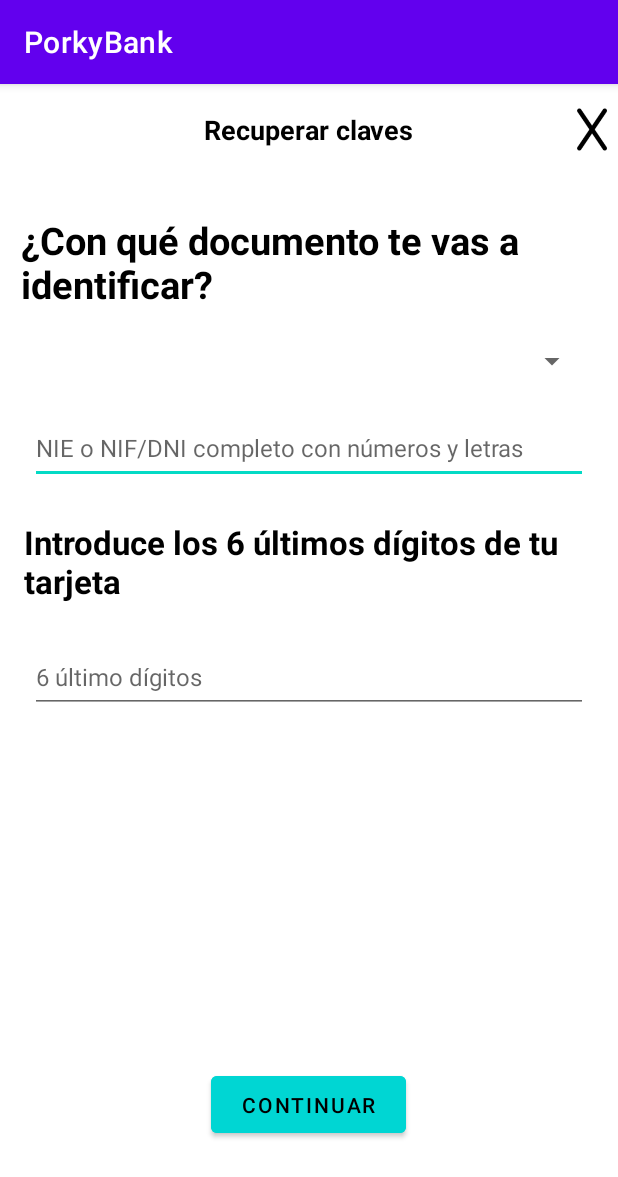
After one commit to dap1013/PorkyBank, an Android app: the recuperarDNI screen opened directly, with no data from a screen before it, on a phone screen of 412 x 824 dp. The commit adds this screen. Shown: the top 1177 px of the screen. Run offline under Robolectric (Android 15) with nearby library versions, the phone set to English and light mode, and no system bars; 1 statement that could not run was skipped.

Commit message:
añadir paginas inicio sesion

```diff
--- a/app/build.gradle.kts
+++ b/app/build.gradle.kts
@@ -44,6 +44,7 @@ dependencies {
     implementation(libs.navigation.fragment)
     implementation(libs.navigation.ui)
     implementation(libs.annotation)
+    implementation(libs.activity)
     testImplementation(libs.junit)
     androidTestImplementation(libs.ext.junit)
     androidTestImplementation(libs.espresso.core)
--- /dev/null
+++ b/app/src/main/java/com/example/porkybank/ui/login/recuperarDNI.java
@@ -0,0 +1,48 @@
+package com.example.porkybank.ui.login;
+
+import android.content.Intent;
+import android.os.Bundle;
+import android.view.View;
+import android.widget.ArrayAdapter;
+import android.widget.Spinner;
+
+import androidx.activity.EdgeToEdge;
+import androidx.appcompat.app.AppCompatActivity;
+import androidx.core.graphics.Insets;
+import androidx.core.view.ViewCompat;
+import androidx.core.view.WindowInsetsCompat;
+
+import com.example.porkybank.R;
+
+public class recuperarDNI extends AppCompatActivity {
+
+    @Override
+    protected void onCreate(Bundle savedInstanceState) {
+        super.onCreate(savedInstanceState);
+        setupSpinner();
+        EdgeToEdge.enable(this);
+        setContentView(R.layout.activity_recuperar_dni);
+        ViewCompat.setOnApplyWindowInsetsListener(findViewById(R.id.main), (v, insets) -> {
+            Insets systemBars = insets.getInsets(WindowInsetsCompat.Type.systemBars());
+            v.setPadding(systemBars.left, systemBars.top, systemBars.right, systemBars.bottom);
+            return insets;
+        });
+    }
+
+    private void setupSpinner(){
+        Spinner spinner = findViewById(R.id.spinnerTipoDocumento);
+        ArrayAdapter<CharSequence> adapter = ArrayAdapter.createFromResource(this,
+                R.array.documents_tipes, android.R.layout.simple_spinner_item);
+        adapter.setDropDownViewResource(android.R.layout.simple_spinner_dropdown_item);
+        spinner.setAdapter(adapter);
+    }
+
+    public void clickEquis(View view){
+
+    }
+
+    public void clickButton(View view){
+        Intent siguiente = new Intent(this, message_recuperacion_dni_email.class);
+        startActivity(siguiente);
+    }
+}
--- /dev/null
+++ b/app/src/main/res/layout/activity_recuperar_dni.xml
@@ -0,0 +1,145 @@
+<?xml version="1.0" encoding="utf-8"?>
+<androidx.constraintlayout.widget.ConstraintLayout xmlns:android="http://schemas.android.com/apk/res/android"
+    xmlns:app="http://schemas.android.com/apk/res-auto"
+    xmlns:tools="http://schemas.android.com/tools"
+    android:id="@+id/main"
+    android:layout_width="match_parent"
+    android:layout_height="match_parent"
+    tools:context=".ui.login.recuperarDNI">
+
+
+    <Toolbar
+        android:id="@+id/toolbar2"
+        android:layout_width="match_parent"
+        android:layout_height="50dp"
+        android:layout_marginTop="5dp"
+        app:layout_constraintEnd_toEndOf="parent"
+        app:layout_constraintStart_toStartOf="parent"
+        app:layout_constraintTop_toTopOf="parent">
+
+        <TextView
+            android:id="@+id/textView7"
+            android:layout_width="wrap_content"
+            android:layout_height="wrap_content"
+            android:layout_gravity="center"
+            android:text="@string/recupera_claves_titulo_header"
+            android:textColor="@color/black"
+            android:textSize="18sp"
+            android:textStyle="bold" />
+
+        <ImageView
+            android:id="@+id/imageView7"
+            android:layout_width="35dp"
+            android:layout_height="35dp"
+            android:layout_gravity="center|end"
+            android:clickable="true"
+            android:contentDescription="@string/img_desc_equis"
+            android:onClick="clickEquis"
+            app:srcCompat="@drawable/equis"
+            tools:ignore="TouchTargetSizeCheck"
+            tools:layout_editor_absoluteX="356dp"
+            tools:layout_editor_absoluteY="7dp" />
+
+    </Toolbar>
+
+    <TextView
+        android:id="@+id/textView2"
+        android:layout_width="wrap_content"
+        android:layout_height="wrap_content"
+        android:layout_marginStart="20dp"
+        android:layout_marginEnd="20dp"
+        android:textSize="25sp"
+        android:textColor="@color/black"
+        android:textStyle="bold"
+        android:text="@string/recuperar_dni_campo1"
+        app:layout_constraintBottom_toBottomOf="parent"
+        app:layout_constraintEnd_toEndOf="parent"
+        app:layout_constraintHorizontal_bias="0.152"
+        app:layout_constraintStart_toStartOf="parent"
+        app:layout_constraintTop_toTopOf="parent"
+        app:layout_constraintVertical_bias="0.123" />
+
+
+    <Spinner
+        android:id="@+id/spinnerTipoDocumento"
+        android:layout_width="match_parent"
+        android:layout_height="wrap_content"
+        android:layout_marginStart="20dp"
+        android:layout_marginEnd="20dp"
+        android:minHeight="48dp"
+        app:layout_constraintBottom_toBottomOf="parent"
+        app:layout_constraintEnd_toEndOf="parent"
+        app:layout_constraintHorizontal_bias="1.0"
+        app:layout_constraintStart_toStartOf="parent"
+        app:layout_constraintTop_toTopOf="parent"
+        app:layout_constraintVertical_bias="0.223" />
+
+    <EditText
+        android:id="@+id/editText1"
+        android:layout_width="match_parent"
+        android:layout_height="48dp"
+        android:layout_marginStart="20dp"
+        android:layout_marginEnd="20dp"
+        android:hint="@string/recuperar_dni_hint_editText_documento"
+        android:textSize="16sp"
+        app:layout_constraintBottom_toBottomOf="parent"
+        app:layout_constraintEnd_toEndOf="parent"
+        app:layout_constraintHorizontal_bias="0.0"
+        app:layout_constraintStart_toStartOf="parent"
+        app:layout_constraintTop_toTopOf="parent"
+        app:layout_constraintVertical_bias="0.304"
+        android:autofillHints="name"
+        android:inputType="text" />
+
+    <TextView
+        android:id="@+id/textView3"
+        android:layout_width="wrap_content"
+        android:layout_height="wrap_content"
+        android:layout_marginStart="20dp"
+        android:layout_marginEnd="20dp"
+        android:text="@string/recuperar_dni_campo2"
+        android:textColor="@color/black"
+        android:textSize="22sp"
+        android:textStyle="bold"
+        app:layout_constraintBottom_toBottomOf="parent"
+        app:layout_constraintEnd_toEndOf="parent"
+        app:layout_constraintHorizontal_bias="0.1"
+        app:layout_constraintStart_toStartOf="parent"
+        app:layout_constraintTop_toTopOf="parent"
+        app:layout_constraintVertical_bias="0.408" />
+
+    <EditText
+        android:id="@+id/editText2"
+        android:layout_width="match_parent"
+        android:layout_height="48dp"
+        android:layout_marginStart="20dp"
+        android:layout_marginEnd="20dp"
+        android:autofillHints="name"
+        android:hint="@string/recupera_dni_digitos"
+        android:inputType="text"
+        android:textSize="16sp"
+        app:layout_constraintBottom_toBottomOf="parent"
+        app:layout_constraintEnd_toEndOf="parent"
+        app:layout_constraintHorizontal_bias="1.0"
+        app:layout_constraintStart_toStartOf="parent"
+        app:layout_constraintTop_toTopOf="parent"
+        app:layout_constraintVertical_bias="0.516" />
+
+
+    <Button
+        android:id="@+id/button1"
+        android:layout_width="130dp"
+        android:layout_height="50dp"
+        android:backgroundTint="@color/button_color"
+        android:enabled="true"
+        android:text="@string/continuar"
+        android:textColor="@color/black"
+        android:onClick="clickButton"
+        app:layout_constraintBottom_toBottomOf="parent"
+        app:layout_constraintEnd_toEndOf="parent"
+        app:layout_constraintHorizontal_bias="0.498"
+        app:layout_constraintStart_toStartOf="parent"
+        app:layout_constraintTop_toTopOf="parent"
+        app:layout_constraintVertical_bias="0.913" />
+
+</androidx.constraintlayout.widget.ConstraintLayout>
--- /dev/null
+++ b/app/src/main/res/values/ids.xml
@@ -0,0 +1,4 @@
+<?xml version="1.0" encoding="utf-8"?>
+<resources>
+    <item name="email" type="id">email</item>
+</resources>
--- a/app/src/main/res/values/strings.xml
+++ b/app/src/main/res/values/strings.xml
@@ -18,4 +18,24 @@
     <string name="cant_access_login"><u>¿No puedes acceder?</u></string>
     <string name="face_access_text"><u>Accede mostrando tu cara</u></string>
     <string name="face_access_logo_content">face access logo</string>
+    <string name="recupera_claves_titulo">¿Con qué usuario quieres acceder?</string>
+    <string name="recupera_claves_DNI">DNI</string>
+    <string name="recupera_claves_Email">Email</string>
+    <string name="recupera_claves_img_desc_dni">Imagen DNI</string>
+    <string name="recupera_claves_img_desc_email">Imagen Email</string>
+    <string name="flecha">Imagen de flecha</string>
+    <string name="recupera_claves_titulo_header">Recuperar claves</string>
+    <string name="img_desc_equis">Imagen equis</string>
+    <string name="recupera_email_titulo">Introduce la dirección de correo con la que estás registrado en PorkyBank</string>
+    <string name="continuar">Continuar</string>
+    <string name="recuperar_dni_campo1">¿Con qué documento te vas a identificar?</string>
+    <string name="recuperar_dni_hint_editText_documento">NIE o NIF/DNI completo con números y letras</string>
+    <string name="recuperar_dni_campo2">Introduce los 6 últimos dígitos de tu tarjeta</string>
+    <string name="recupera_dni_digitos">6 último dígitos</string>
+    <string-array name="documents_tipes">
+        <item>Tipo de documento</item>
+        <item>DNI</item>
+        <item>NIE</item>
+        <item>TIE</item>
+    </string-array>
 </resources>
--- a/gradle/libs.versions.toml
+++ b/gradle/libs.versions.toml
@@ -11,6 +11,7 @@ lifecycleViewmodelKtx = "2.7.0"
 navigationFragment = "2.7.7"
 navigationUi = "2.7.7"
 annotation = "1.6.0"
+activity = "1.8.0"
 
 [libraries]
 junit = { group = "junit", name = "junit", version.ref = "junit" }
@@ -24,6 +25,7 @@ lifecycle-viewmodel-ktx = { group = "androidx.lifecycle", name = "lifecycle-view
 navigation-fragment = { group = "androidx.navigation", name = "navigation-fragment", version.ref = "navigationFragment" }
 navigation-ui = { group = "androidx.navigation", name = "navigation-ui", version.ref = "navigationUi" }
 annotation = { group = "androidx.annotation", name = "annotation", version.ref = "annotation" }
+activity = { group = "androidx.activity", name = "activity", version.ref = "activity" }
 
 [plugins]
 androidApplication = { id = "com.android.application", version.ref = "agp" }
```
Also changed, not shown: app/src/main/AndroidManifest.xml (+14 -3 lines), app/src/main/java/com/example/porkybank/ui/login/LoginActivity.java (+11 -0 lines), app/src/main/java/com/example/porkybank/ui/login/message_recuperacion_dni_email.java (added, +40 -0 lines), app/src/main/java/com/example/porkybank/ui/login/recuperarClaves.java (added, +42 -0 lines), app/src/main/java/com/example/porkybank/ui/login/recuperarEmail.java (added, +37 -0 lines), app/src/main/res/drawable/custom_header_recuperar_claves.xml (added, +46 -0 lines), app/src/main/res/layout/activity_login_main.xml (+6 -2 lines), app/src/main/res/layout/activity_message_recuperacion_dni_email.xml (added, +72 -0 lines), app/src/main/res/layout/activity_recuperar_claves.xml (added, +143 -0 lines), app/src/main/res/layout/activity_recuperar_email.xml (added, +96 -0 lines), app/src/main/res/drawable/nomina.jpg (deleted), app/src/main/res/drawable/sobre.jpg (deleted).
